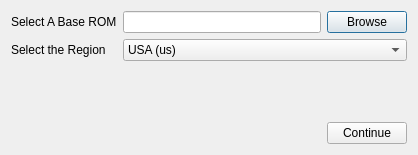
This is SM64LinuxLauncher-qt/launcher/res/ui/select_baserom.ui in ezntek/SM64LinuxLauncher-qt as Qt 5 draws it before an edit. The edited form follows.
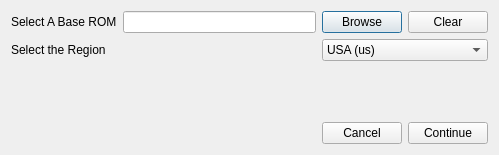
This is the edited form.

Diff of the .ui file:
```diff
--- a/SM64LinuxLauncher-qt/launcher/res/ui/select_baserom.ui
+++ b/SM64LinuxLauncher-qt/launcher/res/ui/select_baserom.ui
@@ -6,7 +6,7 @@
    <rect>
     <x>0</x>
     <y>0</y>
-    <width>418</width>
+    <width>499</width>
     <height>155</height>
    </rect>
   </property>
@@ -14,25 +14,6 @@
    <string>Select Base ROM</string>
   </property>
   <layout class="QGridLayout" name="gridLayout">
-   <item row="1" column="1" colspan="2">
-    <widget class="QComboBox" name="region_select">
-     <item>
-      <property name="text">
-       <string>USA (us)</string>
-      </property>
-     </item>
-     <item>
-      <property name="text">
-       <string>European PAL (eu)</string>
-      </property>
-     </item>
-     <item>
-      <property name="text">
-       <string>Japanese (jp)</string>
-      </property>
-     </item>
-    </widget>
-   </item>
    <item row="0" column="2">
     <widget class="QPushButton" name="browse_baserom">
      <property name="text">
@@ -40,17 +21,13 @@
      </property>
     </widget>
    </item>
-   <item row="5" column="2">
-    <widget class="QPushButton" name="b_continue">
-     <property name="text">
-      <string>Continue</string>
+   <item row="0" column="1">
+    <widget class="QLineEdit" name="baserom_path">
+     <property name="readOnly">
+      <bool>true</bool>
      </property>
-    </widget>
-   </item>
-   <item row="0" column="0">
-    <widget class="QLabel" name="l_baserom_select">
-     <property name="text">
-      <string>Select A Base ROM</string>
+     <property name="clearButtonEnabled">
+      <bool>false</bool>
      </property>
     </widget>
    </item>
@@ -61,7 +38,47 @@
      </property>
     </widget>
    </item>
-   <item row="2" column="1">
+   <item row="0" column="0">
+    <widget class="QLabel" name="l_baserom_select">
+     <property name="text">
+      <string>Select A Base ROM</string>
+     </property>
+    </widget>
+   </item>
+   <item row="0" column="3">
+    <widget class="QPushButton" name="clear_baserom">
+     <property name="text">
+      <string>Clear</string>
+     </property>
+    </widget>
+   </item>
+   <item row="1" column="2" colspan="2">
+    <widget class="QComboBox" name="region_select">
+     <item>
+      <property name="text">
+       <string>USA (us)</string>
+      </property>
+     </item>
+     <item>
+      <property name="text">
+       <string>European PAL (eu)</string>
+      </property>
+     </item>
+     <item>
+      <property name="text">
+       <string>Japanese (jp)</string>
+      </property>
+     </item>
+    </widget>
+   </item>
+   <item row="3" column="3">
+    <widget class="QPushButton" name="b_continue">
+     <property name="text">
+      <string>Continue</string>
+     </property>
+    </widget>
+   </item>
+   <item row="2" column="3">
     <spacer name="verticalSpacer">
      <property name="orientation">
       <enum>Qt::Vertical</enum>
@@ -74,13 +91,10 @@
      </property>
     </spacer>
    </item>
-   <item row="0" column="1">
-    <widget class="QLineEdit" name="baserom_path">
-     <property name="readOnly">
-      <bool>true</bool>
-     </property>
-     <property name="clearButtonEnabled">
-      <bool>false</bool>
+   <item row="3" column="2">
+    <widget class="QPushButton" name="b_cancel">
+     <property name="text">
+      <string>Cancel</string>
      </property>
     </widget>
    </item>
```
Left out of the diff: 39 changed lines with no effect on the pictures.
